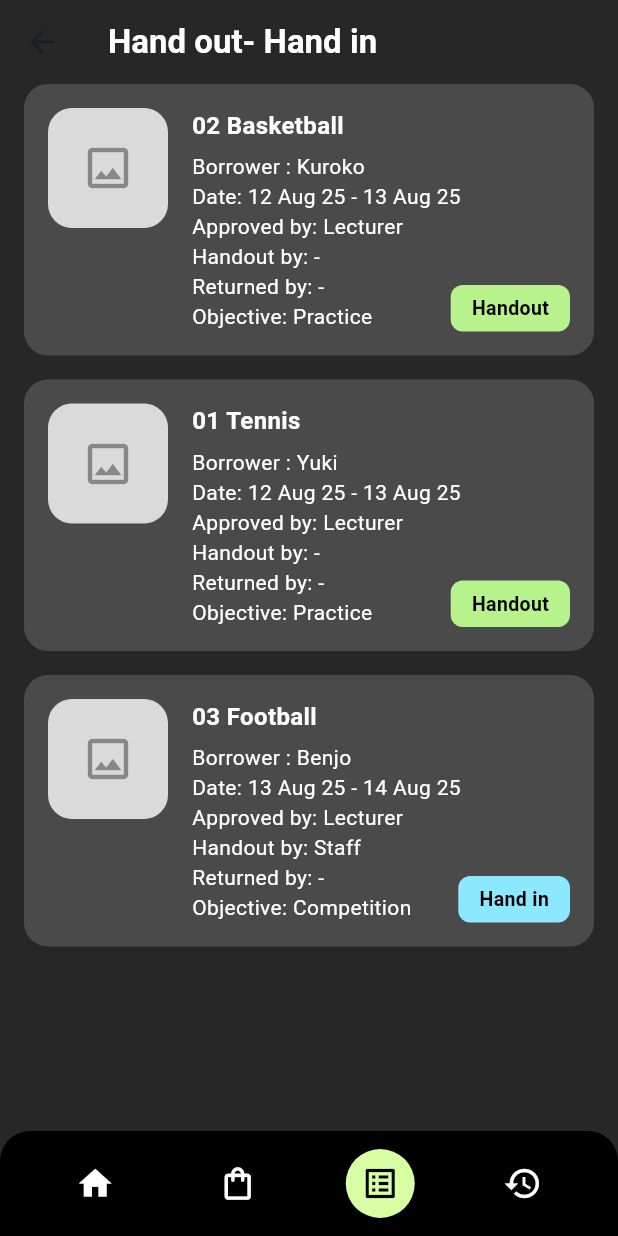
After one commit to g4rty/asset_bor, a Flutter app: the StaffHandPage screen opened directly, on a phone screen of 412 x 824 dp. The commit adds this screen. Run offline on Flutter 3.47's test engine with Material 3 defaults, Android fonts, the phone set to English and light mode, and no system bars; our stand-ins replace image_picker, shared_preferences; accounts and stored records are empty.

Commit message:
do  feature handin,history

```diff
--- a/lib/config.dart
+++ b/lib/config.dart
@@ -9,5 +9,5 @@
 
 // pub
 class AppConfig {
-  static const String baseUrl = 'http://localhost:3000';
+  static const String baseUrl = 'http://26.208.151.40:3000';
 }
--- /dev/null
+++ b/lib/staff/staff_handin-out_page.dart
@@ -0,0 +1,303 @@
+import 'package:asset_bor/staff/staff_assets_list.dart';
+import 'package:asset_bor/staff/staff_history_page.dart';
+import 'package:asset_bor/staff/staff_home_page.dart';
+import 'package:flutter/material.dart';
+
+class StaffHandPage extends StatefulWidget {
+  const StaffHandPage({super.key});
+
+  @override
+  State<StaffHandPage> createState() => _StaffHandPageState();
+}
+
+class _StaffHandPageState extends State<StaffHandPage> {
+  int _selectedIndex = 2;
+
+  // สีธีมตามที่ให้มา
+  final Color _scaffoldBgColor = const Color.fromARGB(255, 39, 39, 39); // #272727
+  final Color _accentColor = const Color(0xFFD8FFA3); // สีเขียวอ่อนไฮไลต์ปุ่ม nav
+
+  @override
+  Widget build(BuildContext context) {
+    return Scaffold(
+      backgroundColor: _scaffoldBgColor,
+      appBar: AppBar(
+        backgroundColor: _scaffoldBgColor,
+        elevation: 0,
+        title: const Text(
+          "Hand out- Hand in",
+          style: TextStyle(
+            color: Colors.white,
+            fontWeight: FontWeight.w600,
+            fontSize: 22,
+          ),
+        ),
+        centerTitle: false,
+      ),
+
+      body: Padding(
+        padding: const EdgeInsets.symmetric(horizontal: 16.0),
+        child: ListView(
+          children: const [
+            ItemCard(
+              image: '',
+              title: '02 Basketball',
+              borrower: 'Kuroko',
+              date: '12 Aug 25 - 13 Aug 25',
+              approved: 'Lecturer',
+              handout: '-',
+              returned: '-',
+              objective: 'Practice',
+              initialHandedOut: false,
+            ),
+            SizedBox(height: 16),
+            ItemCard(
+              image: '',
+              title: '01 Tennis',
+              borrower: 'Yuki',
+              date: '12 Aug 25 - 13 Aug 25',
+              approved: 'Lecturer',
+              handout: '-',
+              returned: '-',
+              objective: 'Practice',
+              initialHandedOut: false,
+            ),
+            SizedBox(height: 16),
+            ItemCard(
+              image: '',
+              title: '03 Football',
+              borrower: 'Benjo',
+              date: '13 Aug 25 - 14 Aug 25',
+              approved: 'Lecturer',
+              handout: 'Staff',
+              returned: '-',
+              objective: 'Competition',
+              initialHandedOut: true,
+            ),
+            SizedBox(height: 24),
+          ],
+        ),
+      ),
+
+      // ใช้ bottom nav bar แบบ custom จากโค้ดแรก
+      bottomNavigationBar: _buildBottomNavBar(),
+    );
+  }
+
+  // ===== Bottom Nav =====
+
+  Widget _buildBottomNavBar() {
+    return Container(
+      padding: const EdgeInsets.symmetric(vertical: 12.0, horizontal: 16.0),
+      decoration: const BoxDecoration(
+        color: Colors.black,
+        borderRadius: BorderRadius.only(
+          topLeft: Radius.circular(20),
+          topRight: Radius.circular(20),
+        ),
+      ),
+      child: Row(
+        mainAxisAlignment: MainAxisAlignment.spaceAround,
+        children: [
+          _buildNavItem(icon: Icons.home, index: 0),
+          _buildNavItem(icon: Icons.shopping_bag_outlined, index: 1),
+          _buildNavItem(icon: Icons.list_alt_outlined, index: 2),
+          _buildNavItem(icon: Icons.history, index: 3),
+        ],
+      ),
+    );
+  }
+
+  Widget _buildNavItem({required IconData icon, required int index}) {
+    final bool isSelected = _selectedIndex == index;
+    return GestureDetector(
+      onTap: () async {
+        setState(() => _selectedIndex = index);
+
+        // ถ้าอยากให้กดแล้วไปหน้าอื่น ให้ uncomment ส่วนนี้แล้วใส่หน้าเอง
+
+        if (index == 0) {
+          await Navigator.push(
+            context,
+            MaterialPageRoute(builder: (context) => const StaffHomePage()),
+          );
+        } else if (index == 1) {
+          await Navigator.push(
+            context,
+            MaterialPageRoute(builder: (context) => const StaffAssetsList()),
+          );
+        } else if (index == 3) {
+          await Navigator.push(
+            context,
+            MaterialPageRoute(builder: (context) => const StaffHistoryPage()),
+          );
+        }
+
+      },
+      child: AnimatedContainer(
+        duration: const Duration(milliseconds: 200),
+        padding: const EdgeInsets.all(10),
+        decoration: BoxDecoration(
+          color: isSelected ? _accentColor : Colors.transparent,
+          shape: BoxShape.circle,
+        ),
+        child: Icon(
+          icon,
+          color: isSelected ? Colors.black : Colors.white,
+          size: 26,
+        ),
+      ),
+    );
+  }
+}
+
+// ===== Card ยืมอุปกรณ์ =====
+
+class ItemCard extends StatefulWidget {
+  final String image;
+  final String title;
+  final String borrower;
+  final String date;
+  final String approved;
+  final String handout;
+  final String returned;
+  final String objective;
+  final bool initialHandedOut;
+
+  const ItemCard({
+    super.key,
+    required this.image,
+    required this.title,
+    required this.borrower,
+    required this.date,
+    required this.approved,
+    required this.handout,
+    required this.returned,
+    required this.objective,
+    this.initialHandedOut = false,
+  });
+
+  @override
+  State<ItemCard> createState() => _ItemCardState();
+}
+
+class _ItemCardState extends State<ItemCard> {
+  late bool isHandedOut;
+
+  @override
+  void initState() {
+    super.initState();
+    isHandedOut = widget.initialHandedOut;
+  }
+
+  @override
+  Widget build(BuildContext context) {
+    final buttonText = isHandedOut ? 'Hand in' : 'Handout';
+    final buttonColor =
+        isHandedOut ? const Color(0xFF8CE8FF) : const Color(0xFFB8F28C);
+
+    return Container(
+      decoration: BoxDecoration(
+        color: const Color(0xFF4A4A4A),
+        borderRadius: BorderRadius.circular(16),
+      ),
+      padding: const EdgeInsets.all(16),
+      child: Stack(
+        children: [
+          // เนื้อหาหลัก
+          Row(
+            crossAxisAlignment: CrossAxisAlignment.start,
+            children: [
+              // รูป / placeholder
+              Container(
+                width: 80,
+                height: 80,
+                decoration: BoxDecoration(
+                  color: const Color(0xFFDADADA),
+                  borderRadius: BorderRadius.circular(16),
+                ),
+                child: widget.image.isNotEmpty
+                    ? ClipRRect(
+                        borderRadius: BorderRadius.circular(16),
+                        child: Image.asset(
+                          widget.image,
+                          fit: BoxFit.cover,
+                        ),
+                      )
+                    : const Icon(
+                        Icons.image_outlined,
+                        color: Colors.black38,
+                        size: 36,
+                      ),
+              ),
+
+              const SizedBox(width: 16),
+
+              // ข้อมูล text
+              Expanded(
+                child: Column(
+                  crossAxisAlignment: CrossAxisAlignment.start,
+                  children: [
+                    Text(
+                      widget.title,
+                      style: const TextStyle(
+                        fontSize: 16,
+                        color: Colors.white,
+                        fontWeight: FontWeight.w600,
+                      ),
+                    ),
+                    const SizedBox(height: 6),
+                    Text(
+                      'Borrower : ${widget.borrower}\n'
+                      'Date: ${widget.date}\n'
+                      'Approved by: ${widget.approved}\n'
+                      'Handout by: ${widget.handout}\n'
+                      'Returned by: ${widget.returned}\n'
+                      'Objective: ${widget.objective}',
+                      style: const TextStyle(
+                        color: Colors.white,
+                        fontSize: 14,
+                        height: 1.4,
+                      ),
+                    ),
+                  ],
+                ),
+              ),
+            ],
+          ),
+
+          // ปุ่มมุมล่างขวา
+          Positioned(
+            right: 0,
+            bottom: 0,
+            child: GestureDetector(
+              onTap: () {
+                setState(() {
+                  isHandedOut = !isHandedOut;
+                });
+              },
+              child: Container(
+                padding: const EdgeInsets.symmetric(
+                  horizontal: 14,
+                  vertical: 6,
+                ),
+                decoration: BoxDecoration(
+                  color: buttonColor,
+                  borderRadius: BorderRadius.circular(8),
+                ),
+                child: Text(
+                  buttonText,
+                  style: const TextStyle(
+                    color: Colors.black,
+                    fontWeight: FontWeight.bold,
+                    fontSize: 13,
+                  ),
+                ),
+              ),
+            ),
+          ),
+        ],
+      ),
+    );
+  }
+}
--- /dev/null
+++ b/lib/staff/staff_history_page.dart
@@ -0,0 +1,17 @@
+import 'package:flutter/material.dart';
+
+class StaffHistoryPage extends StatefulWidget {
+  const StaffHistoryPage({super.key});
+
+  @override
+  State<StaffHistoryPage> createState() => _StaffHistoryPageState();
+}
+
+class _StaffHistoryPageState extends State<StaffHistoryPage> {
+  @override
+  Widget build(BuildContext context) {
+    return Scaffold(
+      body: Title(color: Colors.black, child: Text('kuy tad')),
+    );
+  }
+}
--- a/pubspec.yaml
+++ b/pubspec.yaml
@@ -35,7 +35,7 @@ dependencies:
   # Use with the CupertinoIcons class for iOS style icons.
   cupertino_icons: ^1.0.8
   http: ^1.5.0
-  fl_chart: ^1.1.1
+  fl_chart: ^1.1.0
   image_picker: ^1.2.0
   shared_preferences: ^2.5.3
 
```
Also changed, not shown: pubspec.lock, 1 other file.
